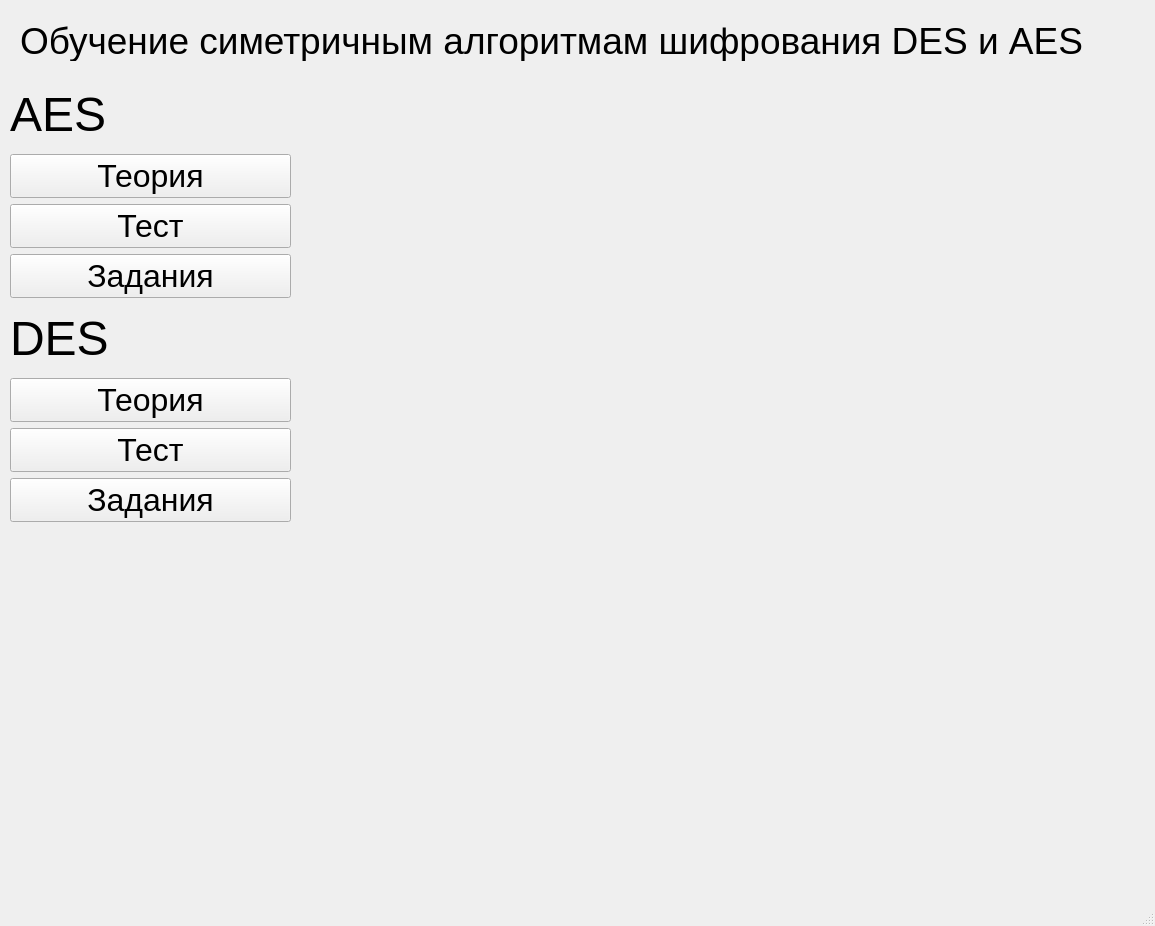
This is design.ui in singletube/test-for-des-aes as Qt 5 draws it before an edit. The edited form follows.
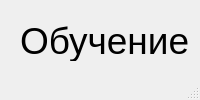
This is the edited form.

The edit to the form file:
```diff
--- a/design.ui
+++ b/design.ui
@@ -2,14 +2,6 @@
 <ui version="4.0">
  <class>MainWindow</class>
  <widget class="QMainWindow" name="MainWindow">
-  <property name="geometry">
-   <rect>
-    <x>0</x>
-    <y>0</y>
-    <width>1155</width>
-    <height>926</height>
-   </rect>
-  </property>
   <property name="windowTitle">
    <string>MainWindow</string>
   </property>
@@ -38,7 +30,7 @@
       <x>10</x>
       <y>80</y>
       <width>281</width>
-      <height>442</height>
+      <height>519</height>
      </rect>
     </property>
     <layout class="QVBoxLayout" name="verticalLayout_2">
```
Left out of the diff: 372 changed lines with no effect on the pictures.
